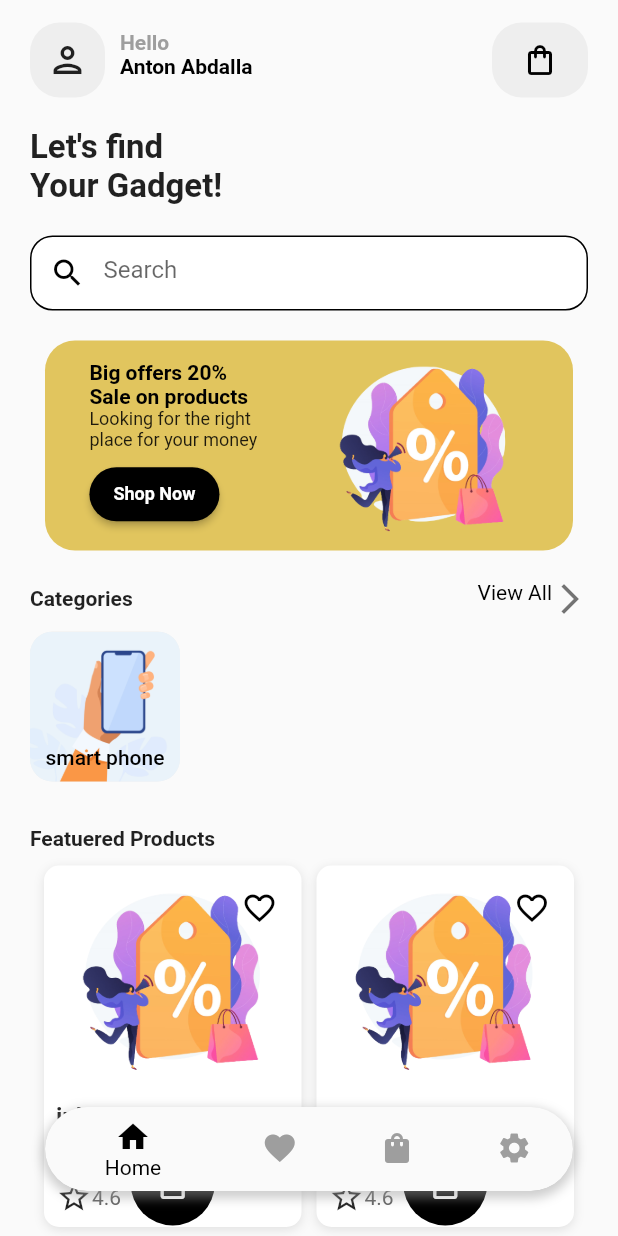
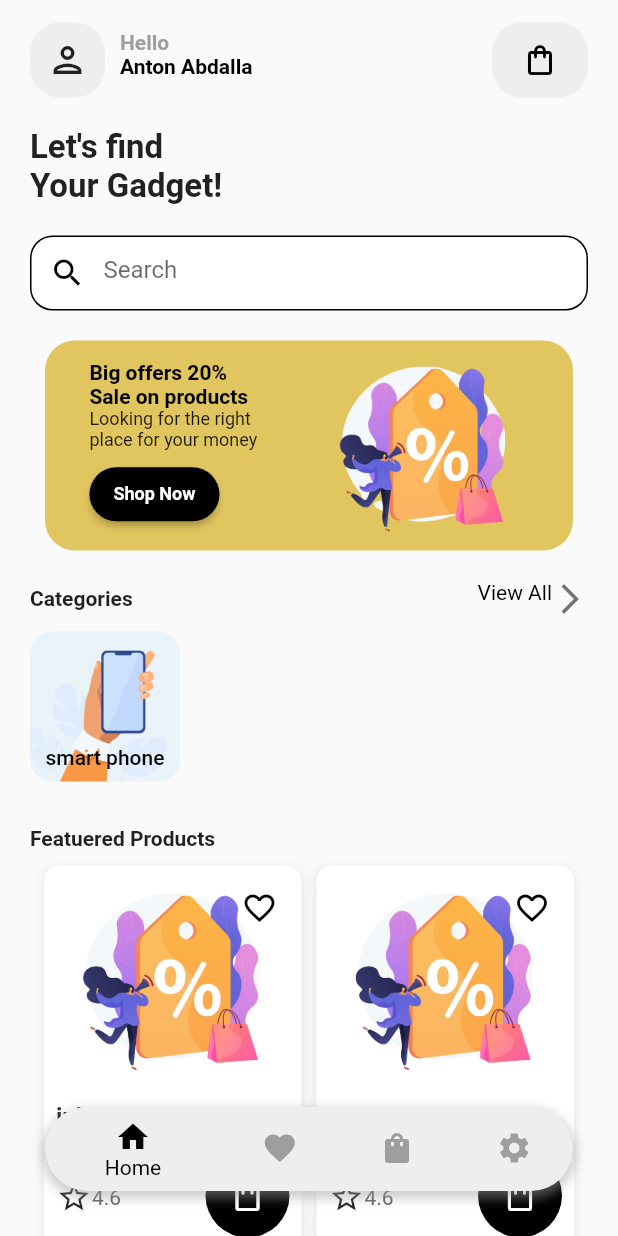
Before and after one commit to ATN20222/e-commerceApp, a Flutter app: the screen it shows after launch, on a phone screen of 412 x 824 dp. Run offline on Flutter 3.47's test engine with Material 2 defaults, Android fonts, the phone set to English and light mode, and no system bars; our stand-ins replace lottie.

```diff
--- a/ecommerce/lib/screens/main_screen.dart
+++ b/ecommerce/lib/screens/main_screen.dart
@@ -36,8 +36,7 @@ class _MainScreenState extends State<MainScreen> {
                           color: Colors.grey.withOpacity(0.5),
                           spreadRadius: 2,
                           blurRadius: 5,
-                          offset: Offset(
-                              0, 3), // changes the position of the shadow
+                          offset: Offset(0, 3),
                         ),
                       ],
                       borderRadius: BorderRadius.all(
@@ -63,16 +62,20 @@ class _MainScreenState extends State<MainScreen> {
                         BottomNavigationBarItem(
                           icon: Icon(Icons.home),
                           label: 'Home',
+                          backgroundColor: Colors.grey[200],
                         ),
                         BottomNavigationBarItem(
+                          backgroundColor: Colors.grey[200],
                           icon: Icon(Icons.favorite),
                           label: 'Fav',
                         ),
                         BottomNavigationBarItem(
+                          backgroundColor: Colors.grey[200],
                           icon: Icon(Icons.shopping_bag),
                           label: 'Cart',
                         ),
                         BottomNavigationBarItem(
+                          backgroundColor: Colors.grey[200],
                           icon: Icon(Icons.settings),
                           label: 'Settings',
                         ),
--- a/ecommerce/lib/screens/splash_screen.dart
+++ b/ecommerce/lib/screens/splash_screen.dart
@@ -8,7 +8,6 @@ class SplashScreen extends StatelessWidget {
   @override
   Widget build(BuildContext context) {
     void Nabigate() {
-      // should be pushReplacement
       Navigator.push(context, MaterialPageRoute(
         builder: (context) {
           return MainScreen();
--- a/ecommerce/lib/widgets/product_card.dart
+++ b/ecommerce/lib/widgets/product_card.dart
@@ -15,7 +15,9 @@ class ProductCard extends StatelessWidget {
   @override
   Widget build(BuildContext context) {
     double ScreenWidth = MediaQuery.of(context).size.width;
-    return Container(
+    return InkWell(
+      onTap: () {},
+      child: Container(
         width: ScreenWidth / 2.4,
         decoration: BoxDecoration(
           color: Colors.white,
@@ -94,19 +96,11 @@ class ProductCard extends StatelessWidget {
                 ),
               ]),
             ),
-          Container(
+            Padding(
+              padding: const EdgeInsets.all(8.0),
+              child: Container(
                 height: 240,
-            alignment: Alignment.bottomCenter,
-            // child: IconButton(
-            //     onPressed: () {},
-            //     highlightColor: Colors.black45,
-            //     icon: Icon(Icons.shopping_bag_outlined, color: Colors.white),
-            //     color: Colors.black,
-            //     style: IconButton.styleFrom(
-            //       shape: CircleBorder(),
-            //       backgroundColor: Colors.black,
-            //     )),
-
+                alignment: Alignment.bottomRight,
                 child: FloatingActionButton(
                   backgroundColor: Colors.black,
                   elevation: 0,
@@ -120,7 +114,9 @@ class ProductCard extends StatelessWidget {
                   ),
                 ),
               ),
+            ),
           ],
+        ),
       ),
     );
   }
--- a/ecommerce/pubspec.yaml
+++ b/ecommerce/pubspec.yaml
@@ -32,6 +32,7 @@ dependencies:
     sdk: flutter
   carousel_slider: ^4.2.1
   lottie: ^2.6.0
+
 
   # The following adds the Cupertino Icons font to your application.
   # Use with the CupertinoIcons class for iOS style icons.
```
Lines whose indentation alone changed are shown as unchanged.
